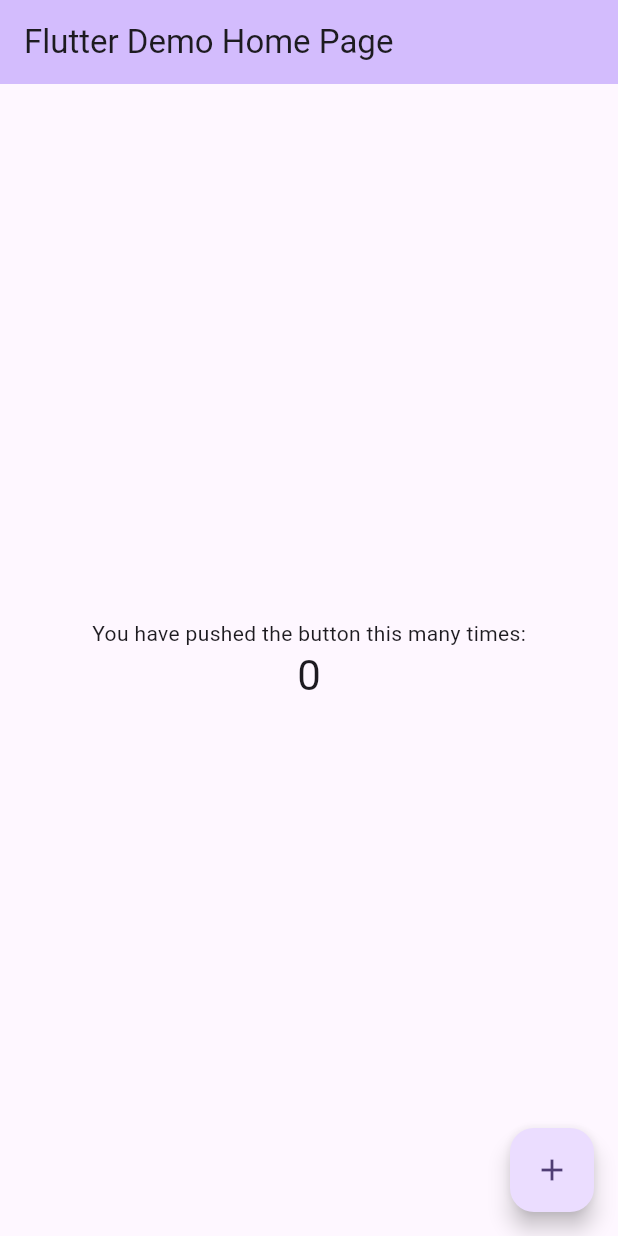
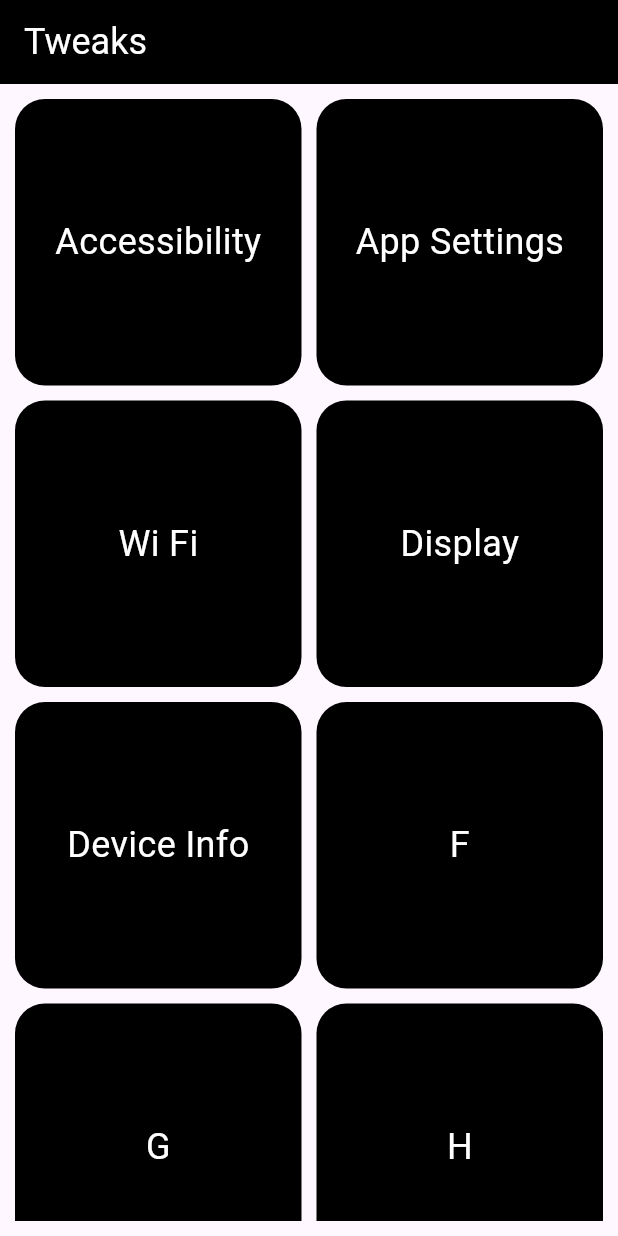
Before and after one commit to BatesharXgit/Tweaks, a Flutter app: the screen it shows after launch, on a phone screen of 412 x 824 dp. Run offline on Flutter 3.47's test engine with Material 3 defaults, Android fonts, the phone set to English and light mode, and no system bars; missing offline and left inert: open_settings.

Commit message:
settings added

```diff
--- a/tweaks/lib/main.dart
+++ b/tweaks/lib/main.dart
@@ -1,4 +1,5 @@
 import 'package:flutter/material.dart';
+import 'package:open_settings/open_settings.dart';
 
 void main() {
   runApp(const MyApp());
@@ -7,119 +8,123 @@
 class MyApp extends StatelessWidget {
   const MyApp({super.key});
 
-  // This widget is the root of your application.
   @override
   Widget build(BuildContext context) {
     return MaterialApp(
-      title: 'Flutter Demo',
+      title: 'Tweaks',
       theme: ThemeData(
-        // This is the theme of your application.
-        //
-        // TRY THIS: Try running your application with "flutter run". You'll see
-        // the application has a purple toolbar. Then, without quitting the app,
-        // try changing the seedColor in the colorScheme below to Colors.green
-        // and then invoke "hot reload" (save your changes or press the "hot
-        // reload" button in a Flutter-supported IDE, or press "r" if you used
-        // the command line to start the app).
-        //
-        // Notice that the counter didn't reset back to zero; the application
-        // state is not lost during the reload. To reset the state, use hot
-        // restart instead.
-        //
-        // This works for code too, not just values: Most code changes can be
-        // tested with just a hot reload.
         colorScheme: ColorScheme.fromSeed(seedColor: Colors.deepPurple),
         useMaterial3: true,
       ),
-      home: const MyHomePage(title: 'Flutter Demo Home Page'),
+      home: const MyHomePage(),
     );
   }
 }
 
 class MyHomePage extends StatefulWidget {
-  const MyHomePage({super.key, required this.title});
-
-  // This widget is the home page of your application. It is stateful, meaning
-  // that it has a State object (defined below) that contains fields that affect
-  // how it looks.
-
-  // This class is the configuration for the state. It holds the values (in this
-  // case the title) provided by the parent (in this case the App widget) and
-  // used by the build method of the State. Fields in a Widget subclass are
-  // always marked "final".
-
-  final String title;
+  const MyHomePage({super.key});
 
   @override
   State<MyHomePage> createState() => _MyHomePageState();
 }
 
 class _MyHomePageState extends State<MyHomePage> {
-  int _counter = 0;
+  @override
+  void initState() {
+    settings.addAll(details);
+    super.initState();
+  }
 
-  void _incrementCounter() {
-    setState(() {
-      // This call to setState tells the Flutter framework that something has
-      // changed in this State, which causes it to rerun the build method below
-      // so that the display can reflect the updated values. If we changed
-      // _counter without calling setState(), then the build method would not be
-      // called again, and so nothing would appear to happen.
-      _counter++;
-    });
-  }
+  final List<String> settings = [];
+
+  final List<String> details = [
+    'Accessibility',
+    'App Settings',
+    'Wi Fi',
+    'Display',
+    'Device Info',
+    'F',
+    'G',
+    'H',
+    'I',
+    'J',
+    'K',
+    'L'
+  ];
 
   @override
   Widget build(BuildContext context) {
-    // This method is rerun every time setState is called, for instance as done
-    // by the _incrementCounter method above.
-    //
-    // The Flutter framework has been optimized to make rerunning build methods
-    // fast, so that you can just rebuild anything that needs updating rather
-    // than having to individually change instances of widgets.
     return Scaffold(
       appBar: AppBar(
-        // TRY THIS: Try changing the color here to a specific color (to
-        // Colors.amber, perhaps?) and trigger a hot reload to see the AppBar
-        // change color while the other colors stay the same.
-        backgroundColor: Theme.of(context).colorScheme.inversePrimary,
-        // Here we take the value from the MyHomePage object that was created by
-        // the App.build method, and use it to set our appbar title.
-        title: Text(widget.title),
-      ),
-      body: Center(
-        // Center is a layout widget. It takes a single child and positions it
-        // in the middle of the parent.
-        child: Column(
-          // Column is also a layout widget. It takes a list of children and
-          // arranges them vertically. By default, it sizes itself to fit its
-          // children horizontally, and tries to be as tall as its parent.
-          //
-          // Column has various properties to control how it sizes itself and
-          // how it positions its children. Here we use mainAxisAlignment to
-          // center the children vertically; the main axis here is the vertical
-          // axis because Columns are vertical (the cross axis would be
-          // horizontal).
-          //
-          // TRY THIS: Invoke "debug painting" (choose the "Toggle Debug Paint"
-          // action in the IDE, or press "p" in the console), to see the
-          // wireframe for each widget.
-          mainAxisAlignment: MainAxisAlignment.center,
-          children: <Widget>[
-            const Text(
-              'You have pushed the button this many times:',
-            ),
-            Text(
-              '$_counter',
-              style: Theme.of(context).textTheme.headlineMedium,
-            ),
-          ],
+        backgroundColor: Colors.black,
+        title: const Text(
+          'Tweaks',
+          style: TextStyle(color: Colors.white, fontSize: 24),
         ),
       ),
-      floatingActionButton: FloatingActionButton(
-        onPressed: _incrementCounter,
-        tooltip: 'Increment',
-        child: const Icon(Icons.add),
-      ), // This trailing comma makes auto-formatting nicer for build methods.
+      body: SafeArea(
+          child: Center(
+        child: Padding(
+          padding: const EdgeInsets.all(10),
+          child: CustomScrollView(
+            slivers: <Widget>[
+              SliverGrid(
+                gridDelegate: const SliverGridDelegateWithFixedCrossAxisCount(
+                  crossAxisCount: 2,
+                  crossAxisSpacing: 10,
+                  mainAxisSpacing: 10,
+                ),
+                delegate: SliverChildBuilderDelegate(
+                  childCount: 12,
+                  (BuildContext context, int index) {
+                    final category = settings[index];
+                    return GestureDetector(
+                      child: Container(
+                        width: 100,
+                        height: 50,
+                        decoration: BoxDecoration(
+                            color: Colors.black,
+                            borderRadius: BorderRadius.circular(20)),
+                        child: Align(
+                          alignment: Alignment.center,
+                          child: Text(
+                            details[index],
+                            style: const TextStyle(
+                                color: Colors.white, fontSize: 24),
+                          ),
+                        ),
+                      ),
+                      onTap: () {
+                        _navigateToSettings(category);
+                      },
+                    );
+                  },
+                ),
+              ),
+            ],
+          ),
+        ),
+      )),
     );
   }
 }
+
+void _navigateToSettings(String settings) {
+  switch (settings) {
+    case 'Accessibility':
+      OpenSettings.openAccessibilitySetting();
+      break;
+    case 'App Settings':
+      OpenSettings.openAppSetting();
+      break;
+    case 'Wi Fi':
+      OpenSettings.openWIFISetting();
+      break;
+    case 'Display':
+      OpenSettings.openDisplaySetting();
+      break;
+    case 'Device Info':
+      OpenSettings.openDeviceInfoSetting();
+      break;
+  }
+}
--- a/tweaks/pubspec.yaml
+++ b/tweaks/pubspec.yaml
@@ -35,6 +35,7 @@ dependencies:
   # The following adds the Cupertino Icons font to your application.
   # Use with the CupertinoIcons class for iOS style icons.
   cupertino_icons: ^1.0.2
+  open_settings: ^2.0.2
 
 dev_dependencies:
   flutter_test:
```
Also changed, not shown: tweaks/pubspec.lock, 1 other file.
